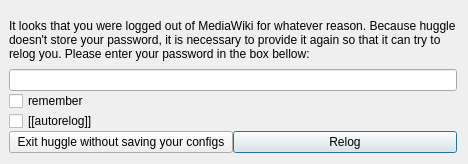
This is src/huggle_ui/reloginform.ui in huggle/huggle3-qt-lx as Qt 5 draws it before an edit. The edited form follows.
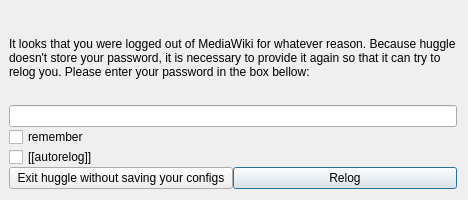
This is the edited form. Icons and pictures are not drawn.

Commit message: relogin form size+

What changed in the file:
```diff
--- a/src/huggle_ui/reloginform.ui
+++ b/src/huggle_ui/reloginform.ui
@@ -7,7 +7,7 @@
     <x>0</x>
     <y>0</y>
     <width>468</width>
-    <height>164</height>
+    <height>200</height>
    </rect>
   </property>
   <property name="windowTitle">
```
